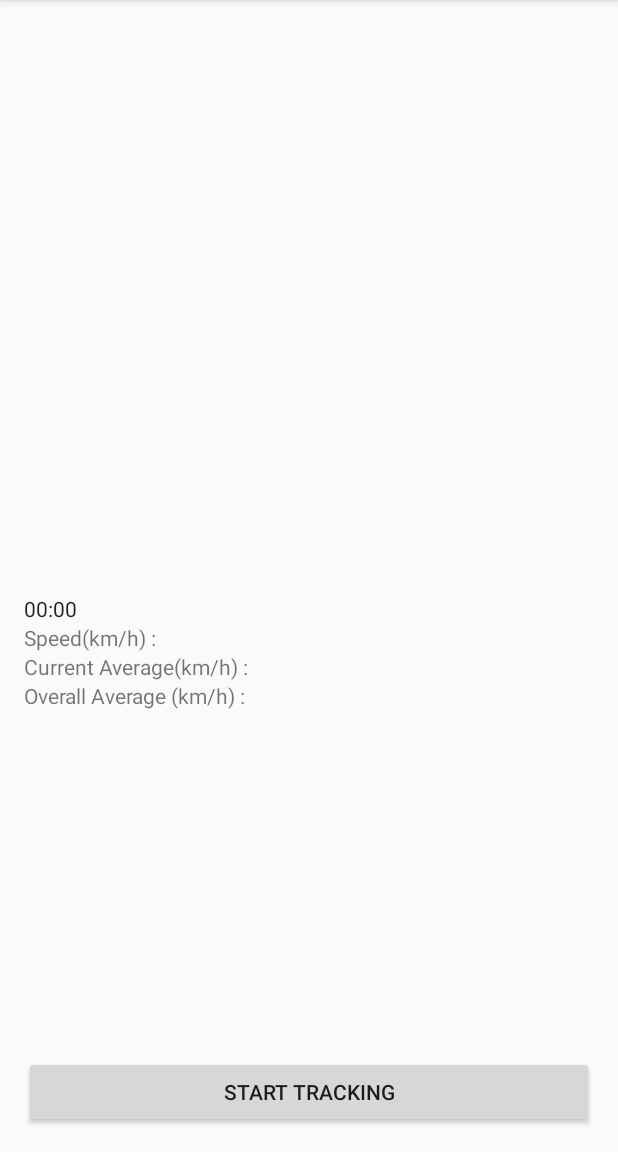
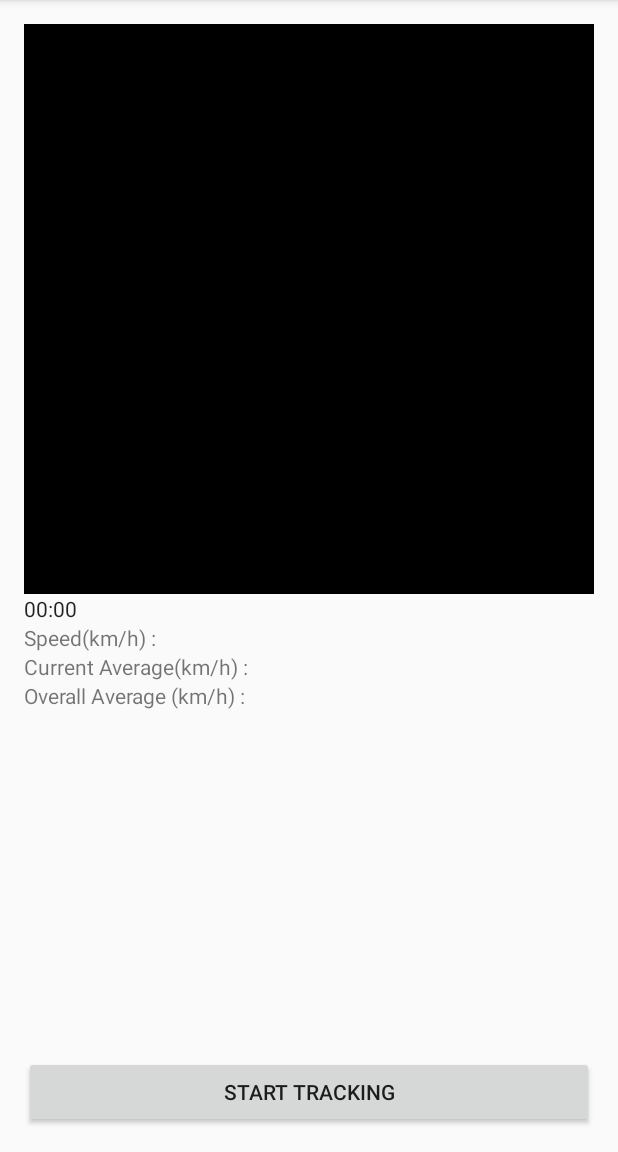
Before and after one commit to 8bitProcessor/JourneyTracker, an Android app: the screen it shows after launch (MainActivity), on a phone screen of 412 x 824 dp, the part 84-1236 px from its top. Run offline under Robolectric (Android 15) with nearby library versions, the phone set to English and light mode, and no system bars.

Commit message:
Have add a few more things for the customer View will try againt tomorrow to get it working

```diff
--- a/app/src/main/java/com/tracker/journey/journeytracker/TraceView.java
+++ b/app/src/main/java/com/tracker/journey/journeytracker/TraceView.java
@@ -3,22 +3,34 @@ package com.tracker.journey.journeytracker;
 
 import android.content.Context;
 import android.graphics.Canvas;
+import android.graphics.Paint;
+import android.graphics.Rect;
 import android.util.AttributeSet;
 import android.view.View;
 
+import java.util.ArrayList;
+
 public class TraceView extends View {
-
-
-
+     private Paint black, red, white, green;
+    private Rect square;
+    private int height_width;
+    private ArrayList<Coordinates> gps;
     public TraceView(Context context, AttributeSet as){
         super(context, as);
         init();
     }
     private void init(){
-
+        black = new Paint(Paint.ANTI_ALIAS_FLAG);
+        white = new Paint(Paint.ANTI_ALIAS_FLAG);
+        red = new Paint(Paint.ANTI_ALIAS_FLAG);
+        green = new Paint(Paint.ANTI_ALIAS_FLAG);
+        black.setColor(0xff000000);
+        white.setColor(0xffffffff);
+        green.setColor(0xff00ff00);
+        red.setColor(0xFFFF0000);
     }
-    public void setTrace(){
-
+    public void setTrace(ArrayList<Coordinates> gps_coor){
+        gps = gps_coor;
     }
     public void updateCurrentAverage(){
 
@@ -28,11 +40,16 @@ public class TraceView extends View {
     }
     public void update(){
 
+
+
+
+
+
     }
     @Override
     public void onDraw(Canvas canvas){
         super.onDraw(canvas);
-
+        canvas.drawRect(new Rect(0, 0, height_width, height_width),black);
     }
     @Override
     public void onMeasure(int widthMeasureSpec, int heightMeasureSpec){
@@ -40,6 +57,7 @@ public class TraceView extends View {
         int height = MeasureSpec.getSize(heightMeasureSpec);
         int size = width > height ? height : width;
         setMeasuredDimension(size, size);
+        height_width=height;
     }
 
 
--- a/app/src/main/res/layout/activity_main.xml
+++ b/app/src/main/res/layout/activity_main.xml
@@ -11,10 +11,11 @@
     android:id="@+id/main_activty">
 
         <com.tracker.journey.journeytracker.TraceView
-            android:layout_width="wrap_content"
-            android:layout_height="match_parent"
+            android:layout_width="fill_parent"
+            android:layout_height="wrap_content"
             android:id="@+id/trace_view"
-            />
+            android:layout_alignParentRight="true"
+            android:layout_alignParentEnd="true" />
 
     <Chronometer
         android:layout_width="wrap_content"
```
